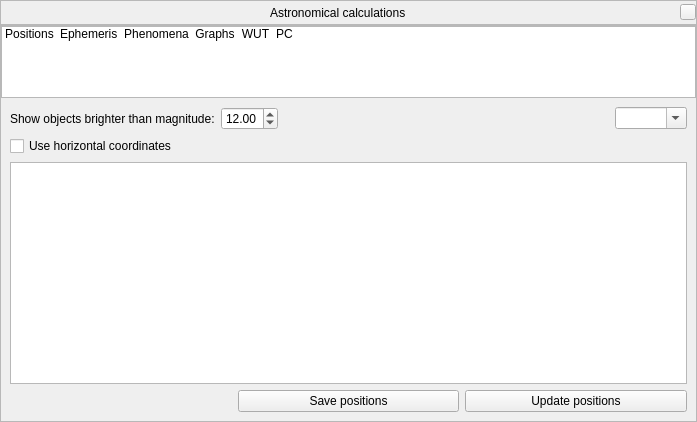
The window that src/gui/astroCalcDialog.ui (Stellarium/stellarium) describes before a commit, drawn with Qt 5.
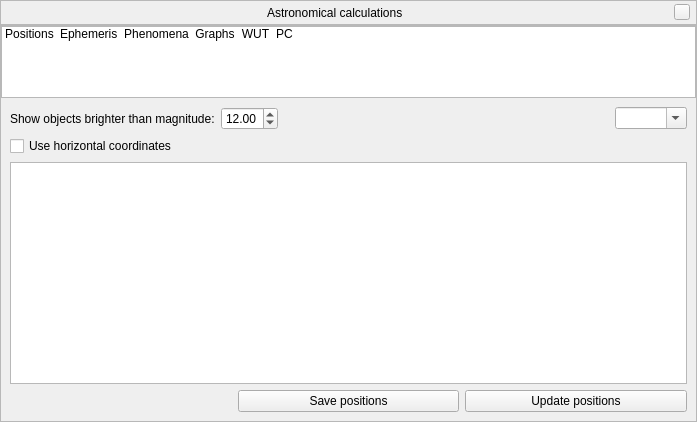
The same window after the commit. Icons and pictures are not drawn. Custom widgets are drawn as their Qt base class.

Commit message: Let's try draw connection lines between ephemeris markers

Diff of the .ui file:
```diff
--- a/src/gui/astroCalcDialog.ui
+++ b/src/gui/astroCalcDialog.ui
@@ -51,7 +51,7 @@
        <number>0</number>
       </property>
       <property name="rightMargin">
-       <number>0</number>
+       <number>6</number>
       </property>
       <property name="bottomMargin">
        <number>0</number>
```
The commit also changes 2 other files.
